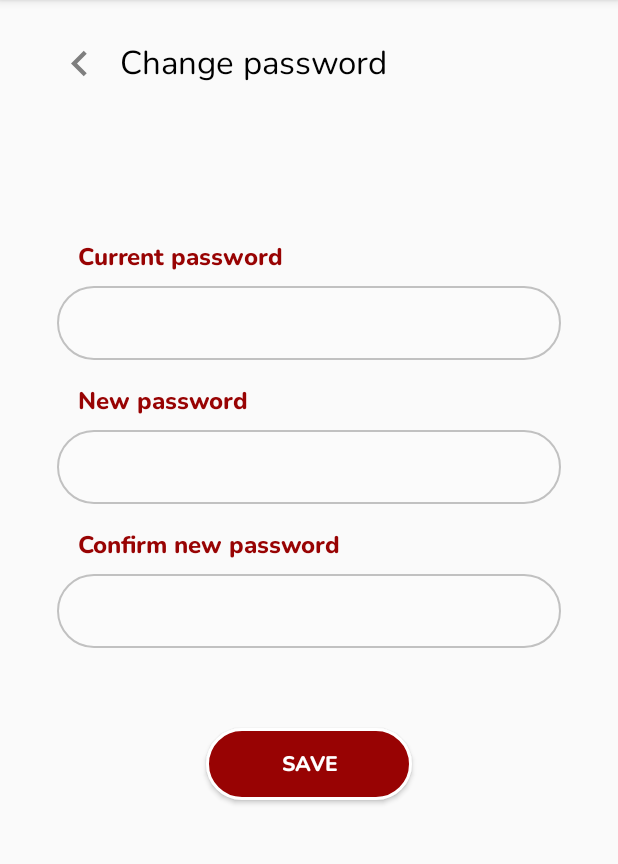
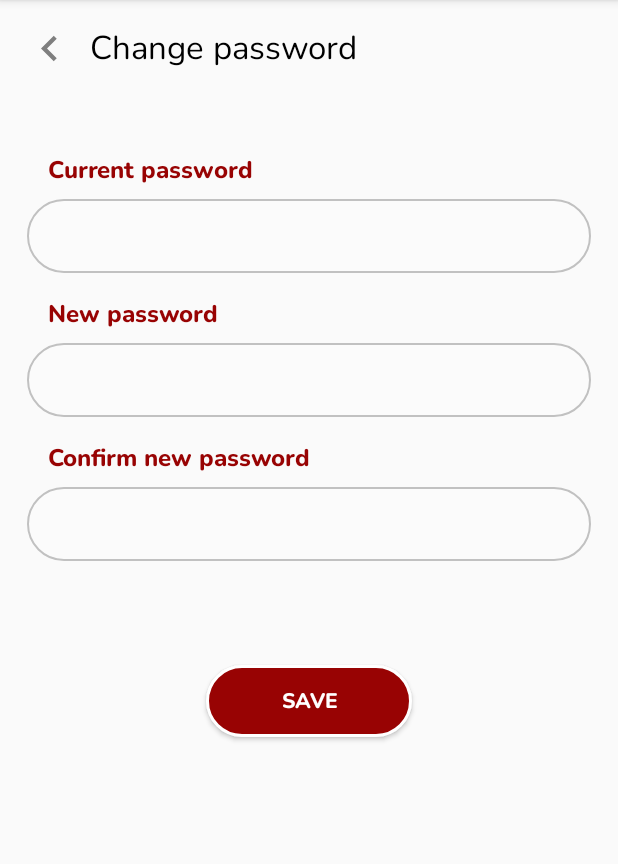
Before and after one commit to a-subasic/RunRaiser, an Android app: the ChangePasswordActivity screen opened directly, with no data from a screen before it, on a phone screen of 412 x 824 dp, the part 84-948 px from its top. Run offline under Robolectric (Android 15) with nearby library versions, the phone set to English and light mode, and no system bars; our stand-ins replace Firebase (no records; nobody signed in at launch, a user with empty details on screens opened directly).

Commit message:
Fix email and password changing layouts, add activities to manifest

```diff
--- a/app/src/main/AndroidManifest.xml
+++ b/app/src/main/AndroidManifest.xml
@@ -71,6 +71,7 @@
             </intent-filter>
         </activity>
         <activity android:name=".ui.settings.ChangePasswordActivity" />
+        <activity android:name=".ui.settings.ChangeEmailActivity" />
 
         <service
             android:name=".notificationActivities.FirebaseMessagingService"
--- a/app/src/main/res/layout/activity_change_password.xml
+++ b/app/src/main/res/layout/activity_change_password.xml
@@ -8,10 +8,7 @@
 
     <androidx.constraintlayout.widget.ConstraintLayout
         android:layout_width="match_parent"
-        android:layout_height="match_parent"
-        android:layout_marginTop="10dp"
-        android:layout_marginHorizontal="20dp"
-        android:layout_marginBottom="20dp" >
+        android:layout_height="match_parent">
 
         <ImageButton
             android:id="@+id/btn_back"
@@ -62,11 +59,11 @@
             android:id="@+id/tv_current_password"
             android:layout_width="wrap_content"
             android:layout_height="wrap_content"
-            android:layout_marginTop="100dp"
+            android:layout_marginTop="52dp"
+            android:fontFamily="@font/nunito_extrabold"
             android:paddingStart="8dp"
             android:paddingEnd="8dp"
             android:text="@string/current_password"
-            android:fontFamily="@font/nunito_extrabold"
             android:textColor="@color/colorPrimaryDark"
             android:textSize="16sp"
             app:layout_constraintEnd_toStartOf="@+id/guideline_right"
```
Also changed, not shown: app/src/main/res/layout/activity_change_email.xml (+3 -6 lines).
